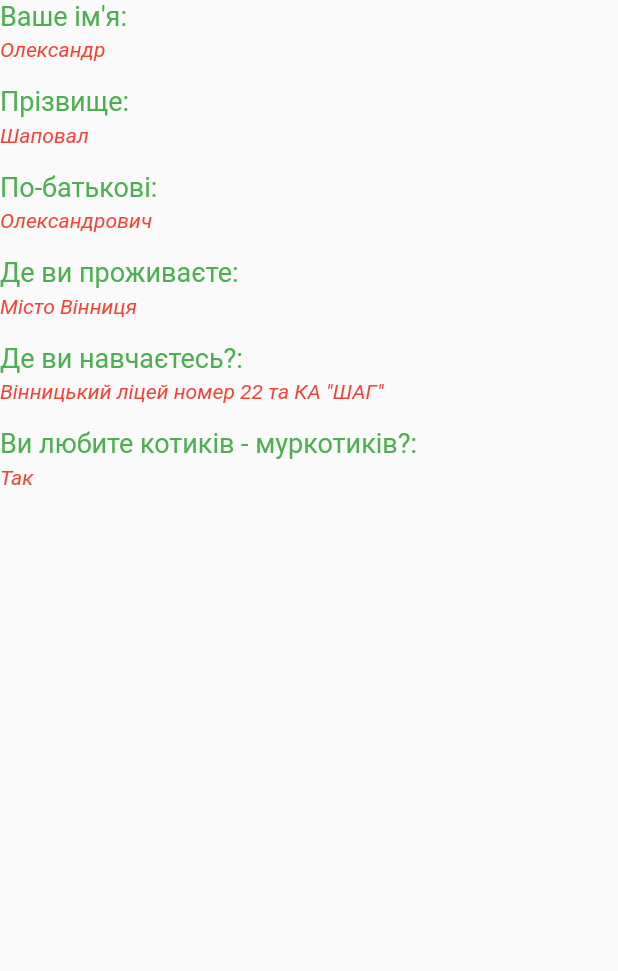
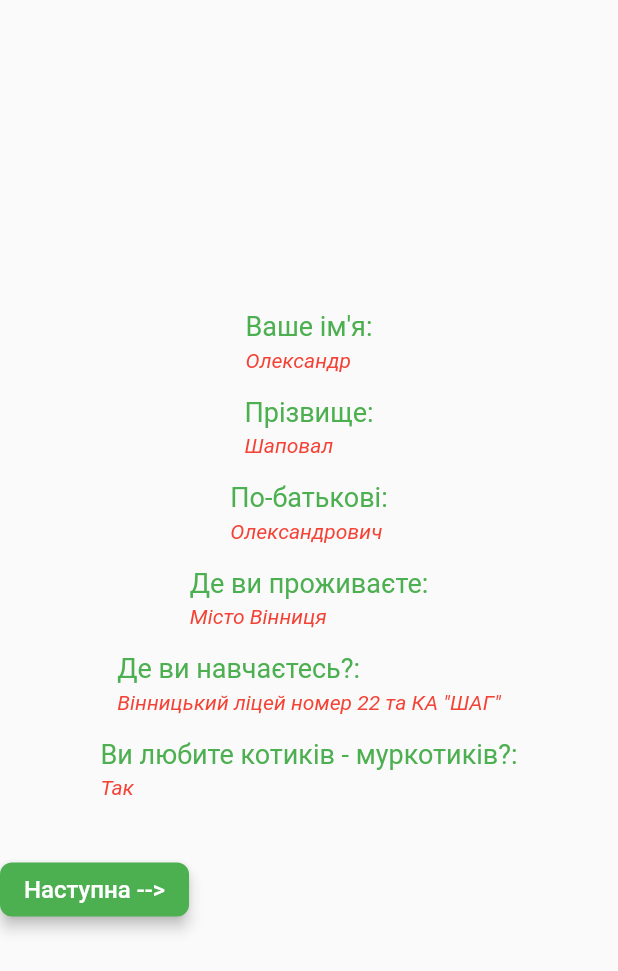
Before and after one commit to olkca/homework_flutter, a Flutter app: the Home widget shown alone on an empty page, opened directly, on a phone screen of 412 x 824 dp. Shown: the top 971 px of the screen. Run offline on Flutter 3.47's test engine with Material 2 defaults, Android fonts, the phone set to English and light mode, and no system bars; network calls fail; Roboto replaces fonts that are missing (Times New Roman).

Commit message:
updateя

```diff
--- a/lib/presentation/screens/home.dart
+++ b/lib/presentation/screens/home.dart
@@ -1,41 +1,68 @@
 import 'package:flutter/material.dart';
 import 'package:homework_flutter/presentation/widget/widget.dart';
+import 'package:homework_flutter/presentation/screens/screen.dart';
 
 class Home extends StatelessWidget {
   const Home({Key? key}) : super(key: key);
 
   @override
   Widget build(BuildContext context) {
-    return const Align(
-      alignment: Alignment.centerLeft,
+    return Center(
+      child: Center(
         child: Column(
+          mainAxisAlignment: MainAxisAlignment.center,
           crossAxisAlignment: CrossAxisAlignment.start,
-        children: <Widget>[
-          MyInfoText(
+          children: [
+            const MyInfoText(
               title: "Ваше ім'я:",
               content: "Олександр",
             ),
-          MyInfoText(
+            const MyInfoText(
               title: "Прізвище:",
               content: "Шаповал",
             ),
-          MyInfoText(
+            const MyInfoText(
               title: "По-батькові:",
               content: "Олександрович",
             ),
-          MyInfoText(
+            const MyInfoText(
               title: "Де ви проживаєте:",
               content: "Місто Вінниця",
             ),
-          MyInfoText(
+            const MyInfoText(
               title: "Де ви навчаєтесь?:",
               content: "Вінницький ліцей номер 22 та КА \"ШАГ\"",
             ),
-          MyInfoText(
+            const MyInfoText(
               title: "Ви любите котиків - муркотиків?:",
               content: "Так",
             ),
+            const SizedBox(height: 20),
+            ElevatedButton(
+              onPressed: () {
+                Navigator.push(
+                  context,
+                  MaterialPageRoute(builder: (context) => const Screen()),
+                );
+              },
+              style: ElevatedButton.styleFrom(
+                foregroundColor: Colors.white,
+                backgroundColor: Colors.green, // Цвет текста кнопки
+                elevation: 4, // Тень кнопки
+                shape: RoundedRectangleBorder(
+                  borderRadius:
+                      BorderRadius.circular(8), // Скругленные углы кнопки
+                ),
+              ),
+              child: const Text(
+                'Наступна -->',
+                style: TextStyle(
+                  fontSize: 16,
+                ),
+              ),
+            ),
           ],
+        ),
       ),
     );
   }
--- a/lib/presentation/widget/widget.dart
+++ b/lib/presentation/widget/widget.dart
@@ -12,7 +12,9 @@ class MyInfoText extends StatelessWidget {
 
   @override
   Widget build(BuildContext context) {
-    return Column(
+    return Center(
+      child: Column(
+        mainAxisAlignment: MainAxisAlignment.center,
         crossAxisAlignment: CrossAxisAlignment.start,
         children: <Widget>[
           Text(
@@ -35,6 +37,7 @@ class MyInfoText extends StatelessWidget {
           ),
           const SizedBox(height: 16),
         ],
+      ),
     );
   }
 }
```
Also changed, not shown: lib/internal/application.dart (+26 -5 lines), lib/presentation/screens/screen.dart (added, +25 -0 lines), pubspec.yaml (line endings or trailing spaces), 1 other file. Lines whose indentation alone changed are shown as unchanged.
